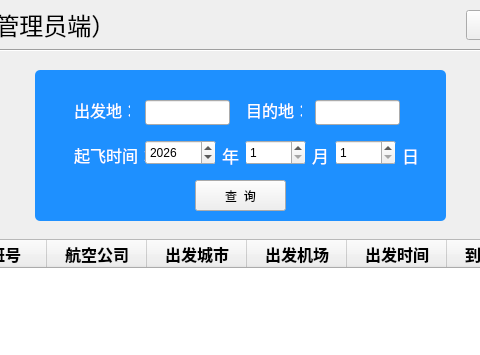
Old version of the form AdminMainWindow.ui in the repository ImmortalWatcher/Flient_Management; both pictures show x 224 to 704 and y 0 to 355 of the 800 by 600 pixel window.
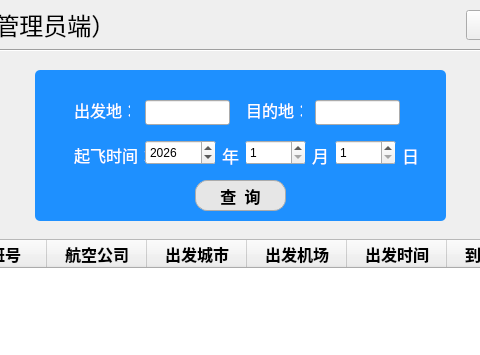
New version of the form. Icons and pictures are not drawn.

Patch:
```diff
--- a/AdminMainWindow.ui
+++ b/AdminMainWindow.ui
@@ -427,6 +427,21 @@
          <height>31</height>
         </rect>
        </property>
+       <property name="font">
+        <font>
+         <family>华文楷体</family>
+         <pointsize>12</pointsize>
+         <bold>true</bold>
+        </font>
+       </property>
+       <property name="styleSheet">
+        <string notr="true">QPushButton {
+    background-color:#e6e6e6;
+    color: black;
+    border: 1px solid #ababab;
+    border-radius: 12px;
+}</string>
+       </property>
        <property name="text">
         <string>查  询</string>
        </property>
```
Left out of the diff: 14 changed lines with no effect on the pictures.
